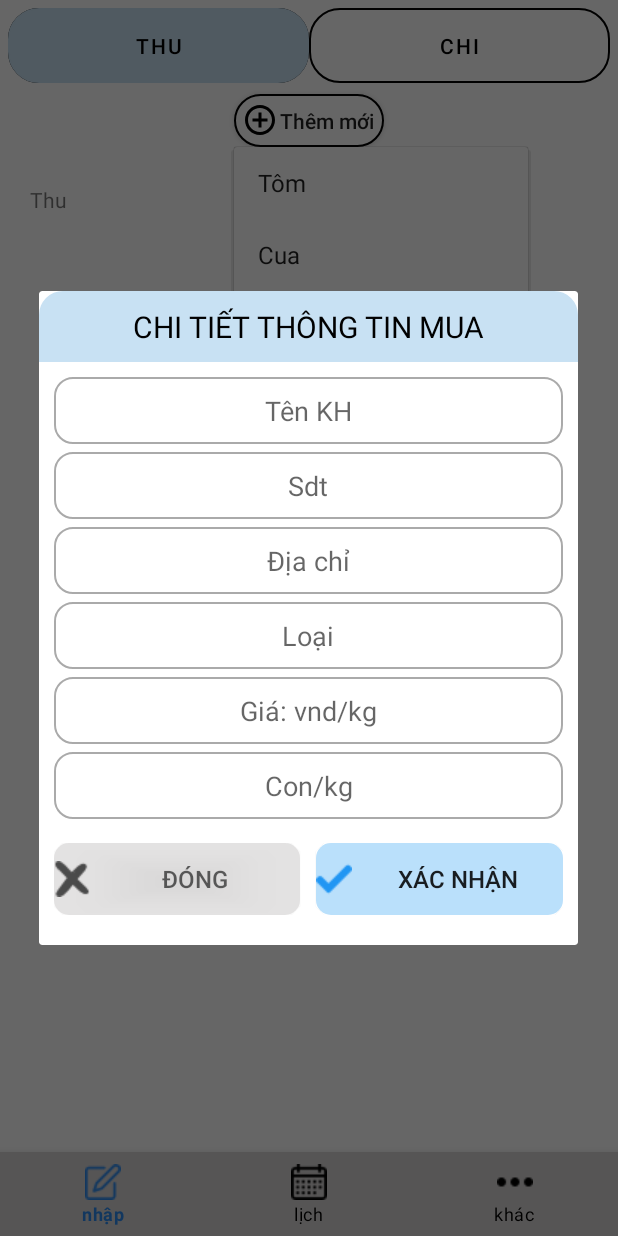
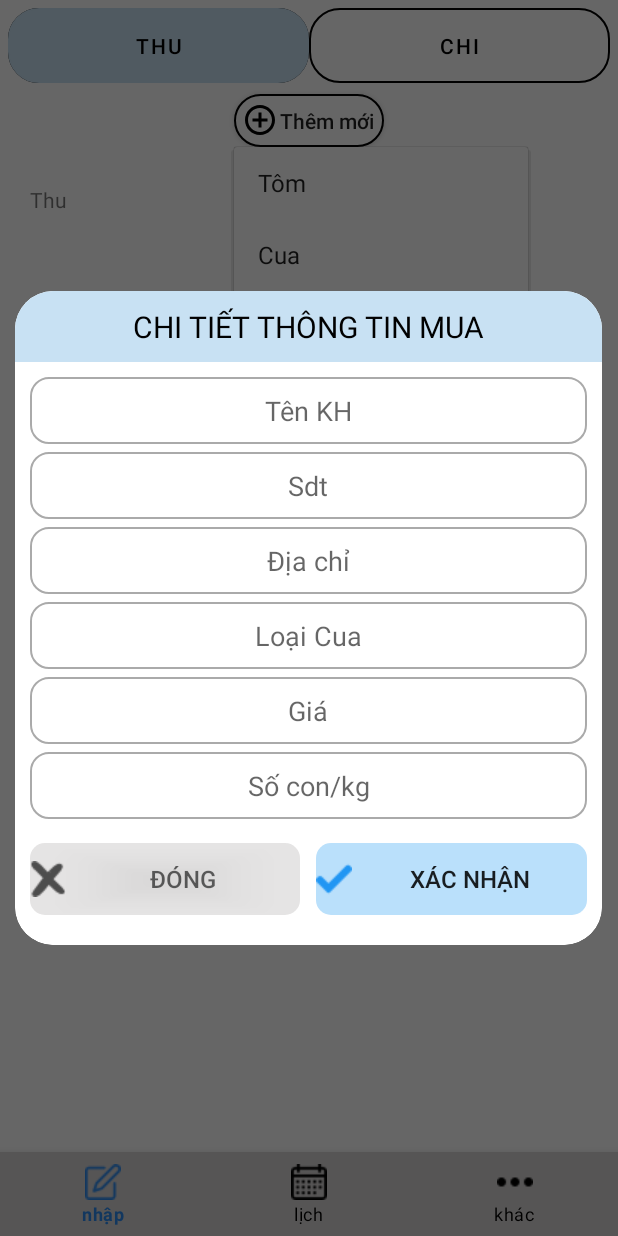
Before and after one commit to phamchinghi/QLTL, an Android app: the screen it shows after launch (MainActivity), after a tap on "Cua", on a phone screen of 412 x 824 dp. Run offline under Robolectric (Android 15) with nearby library versions, the phone set to English and light mode, and no system bars.

Commit message:
Hoan thanh show dialog theo loai

```diff
--- a/app/src/main/java/com/example/qltl/nhap/customInput_Output.java
+++ b/app/src/main/java/com/example/qltl/nhap/customInput_Output.java
@@ -15,6 +15,7 @@ import android.view.Window;
 import android.view.WindowManager;
 import android.widget.AdapterView;
 import android.widget.Button;
+import android.widget.EditText;
 import android.widget.LinearLayout;
 import android.widget.PopupMenu;
 import android.widget.RelativeLayout;
@@ -37,7 +38,15 @@ public class customInput_Output extends LinearLayout {
     private TabLayout tabLayout;
     private customViewPager viewPager;
     private Button btnList;
+    private EditText khachHang;
+    private EditText edtLoai;
+    private EditText edtGiaMua;
+    private EditText edtSdt;
+    private EditText edtDiachi;
+    private Button btnCancel;
+    private  Button btnYes;
     Context context;
+
 
     public customInput_Output(Context context) {
         super(context);
@@ -68,9 +77,24 @@ public class customInput_Output extends LinearLayout {
     private void createPopupMenu() {
         PopupMenu popupMenu = new PopupMenu(context, btnList);
         popupMenu.getMenuInflater().inflate(R.menu.popup_menu, popupMenu.getMenu());
+
         popupMenu.setOnMenuItemClickListener(new PopupMenu.OnMenuItemClickListener() {
             public boolean onMenuItemClick(MenuItem item) {
-                createDialog();
+                switch (item.getItemId()){
+                    case R.id.tom:
+                        createDialog();
+                        edtLoai.setHint("Loại "+item.getTitle());
+                        break;
+                    case R.id.cua:
+                        createDialog();
+                        edtLoai.setHint("Loại "+item.getTitle());
+                        break;
+                    case R.id.ca:
+                        createDialog();
+                        edtLoai.setHint("Loại "+item.getTitle());
+                        break;
+                }
+
                 return true;
             }
         });
@@ -81,16 +105,29 @@ public class customInput_Output extends LinearLayout {
         AlertDialog.Builder builder = new AlertDialog.Builder(context);
         ViewGroup viewGroup = findViewById(android.R.id.content);
         View dialogView = LayoutInflater.from(context).inflate(R.layout.custom_dialog_input, viewGroup, false);
+        khachHang = dialogView.findViewById(R.id.edt_ten);
+        edtLoai = dialogView.findViewById(R.id.edt_loai);
+        edtGiaMua = dialogView.findViewById(R.id.edt_gia_mua);
+        edtSdt = dialogView.findViewById(R.id.edt_sdt);
+        edtDiachi = dialogView.findViewById(R.id.edt_dia_chi);
+        btnCancel = dialogView.findViewById(R.id.btn_cancel);
+        btnYes = dialogView.findViewById(R.id.btn_yes);
+
         builder.setView(dialogView);
         AlertDialog alertDialog = builder.create();
-        dialogView.setBackgroundResource(R.drawable.bg_dialog_in_output);
         if(Gravity.BOTTOM == getGravity()){
             alertDialog.setCancelable(true);
         }else{
             alertDialog.setCancelable(false);
         }
-
+        alertDialog.getWindow().setBackgroundDrawableResource(R.drawable.bg_dialog_in_output);
         alertDialog.show();
+        btnCancel.setOnClickListener(new OnClickListener() {
+            @Override
+            public void onClick(View v) {
+                alertDialog.dismiss();
+            }
+        });
     }
 
 }
--- a/app/src/main/res/layout/custom_dialog_input.xml
+++ b/app/src/main/res/layout/custom_dialog_input.xml
@@ -86,7 +86,7 @@
             android:layout_height="wrap_content"
             android:ems="10"
             android:inputType="numberDecimal"
-            android:hint="Giá: vnd/kg"
+            android:hint="Giá"
             android:importantForAutofill="no"
             android:gravity="center"
             android:textColor="@color/black"
@@ -100,7 +100,7 @@
             android:layout_height="wrap_content"
             android:ems="10"
             android:inputType="numberDecimal"
-            android:hint="Con/kg"
+            android:hint="Số con/kg"
             android:importantForAutofill="no"
             android:gravity="center"
             android:textColor="@color/black"
--- a/app/src/main/res/menu/popup_menu.xml
+++ b/app/src/main/res/menu/popup_menu.xml
@@ -1,6 +1,7 @@
 <?xml version="1.0" encoding="utf-8"?>
 <menu xmlns:app="http://schemas.android.com/apk/res-auto"
-    xmlns:android="http://schemas.android.com/apk/res/android">
+    xmlns:android="http://schemas.android.com/apk/res/android"
+    >
 
     <item
         android:id="@+id/tom"
```
Also changed, not shown: app/src/main/java/com/example/qltl/nhap/customDialog.java (+39 -23 lines).
